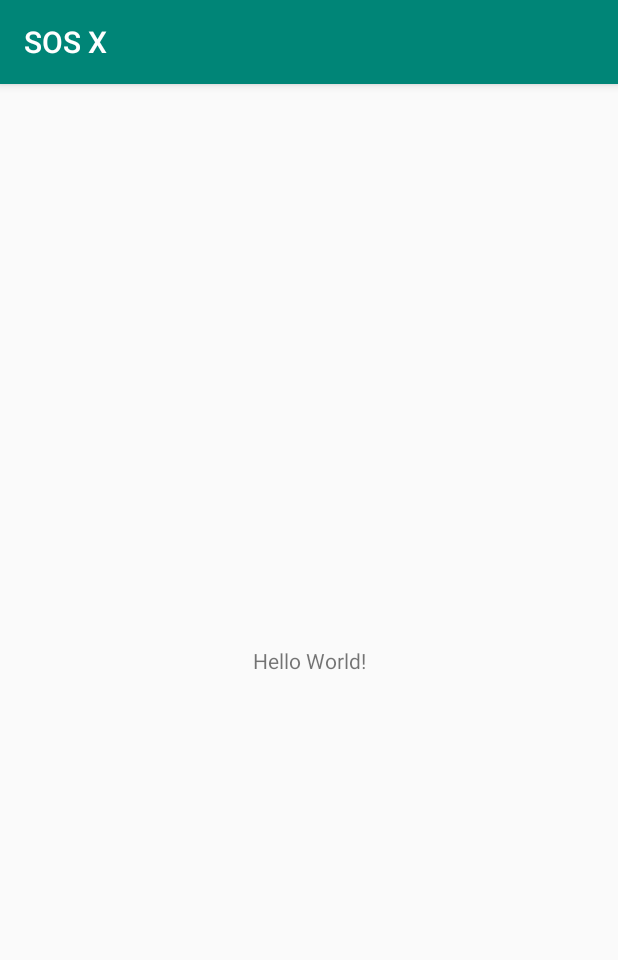
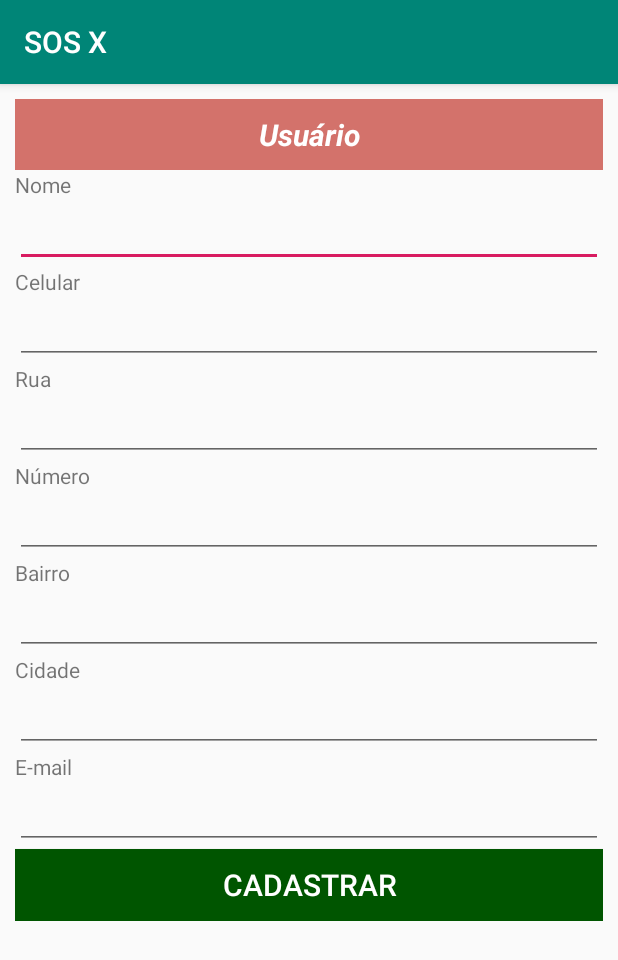
Before and after one commit to kairiroberto/sos, an Android app: the UserAddActivity screen opened directly, with no data from a screen before it, on a phone screen of 412 x 824 dp. Shown: the top 960 px of the screen. Run offline under Robolectric (Android 15) with nearby library versions, the phone set to English and light mode, and no system bars.

Commit message:
Add files via upload

```diff
--- a/ANDROID/src/main/AndroidManifest.xml
+++ b/ANDROID/src/main/AndroidManifest.xml
@@ -12,6 +12,8 @@
     <uses-permission android:name="android.permission.ACCESS_COARSE_LOCATION" />
     <uses-permission android:name="android.permission.READ_PHONE_STATE" />
     <uses-permission android:name="android.permission.INTERNET" />
+    <uses-permission android:name="android.permission.RECEIVE_BOOT_COMPLETED" />
+    <uses-permission android:name="android.permission.ACCESS_NOTIFICATION_POLICY"/>
 
     <application
         android:allowBackup="true"
--- a/ANDROID/src/main/java/com/roberto/myapplication/MainActivity.java
+++ b/ANDROID/src/main/java/com/roberto/myapplication/MainActivity.java
@@ -55,16 +55,19 @@ public class MainActivity extends AppCompatActivity {
 
         if (ActivityCompat.checkSelfPermission(this, Manifest.permission.ACCESS_FINE_LOCATION) != PackageManager.PERMISSION_GRANTED
                 && ActivityCompat.checkSelfPermission(this, Manifest.permission.ACCESS_COARSE_LOCATION) != PackageManager.PERMISSION_GRANTED
-                && ActivityCompat.checkSelfPermission(this, Manifest.permission.READ_PHONE_STATE) != PackageManager.PERMISSION_GRANTED) {
+                && ActivityCompat.checkSelfPermission(this, Manifest.permission.READ_PHONE_STATE) != PackageManager.PERMISSION_GRANTED
+                && ActivityCompat.checkSelfPermission(this, Manifest.permission.ACCESS_NOTIFICATION_POLICY) != PackageManager.PERMISSION_GRANTED) {
             // TODO: Consider calling
             if (ActivityCompat.shouldShowRequestPermissionRationale(this, Manifest.permission.ACCESS_FINE_LOCATION)
                     && ActivityCompat.shouldShowRequestPermissionRationale(this, Manifest.permission.ACCESS_COARSE_LOCATION)
-                    && ActivityCompat.shouldShowRequestPermissionRationale(this, Manifest.permission.READ_PHONE_STATE)) {
+                    && ActivityCompat.shouldShowRequestPermissionRationale(this, Manifest.permission.READ_PHONE_STATE)
+                    && ActivityCompat.shouldShowRequestPermissionRationale(this, Manifest.permission.ACCESS_NOTIFICATION_POLICY)) {
             } else {
                 ActivityCompat.requestPermissions(this,
                         new String[]{Manifest.permission.READ_PHONE_STATE,
                                 Manifest.permission.ACCESS_COARSE_LOCATION,
-                                Manifest.permission.ACCESS_FINE_LOCATION},
+                                Manifest.permission.ACCESS_FINE_LOCATION,
+                                Manifest.permission.ACCESS_NOTIFICATION_POLICY},
                         2);
             }
         }
--- a/ANDROID/src/main/java/com/roberto/myapplication/SosAddActivity.java
+++ b/ANDROID/src/main/java/com/roberto/myapplication/SosAddActivity.java
@@ -122,10 +122,12 @@ public class SosAddActivity extends AppCompatActivity implements View.OnClickLis
     protected void onResume() {
         super.onResume();
         if (ActivityCompat.checkSelfPermission(this, Manifest.permission.ACCESS_FINE_LOCATION) != PackageManager.PERMISSION_GRANTED
-                && ActivityCompat.checkSelfPermission(this, Manifest.permission.ACCESS_COARSE_LOCATION) != PackageManager.PERMISSION_GRANTED) {
+                && ActivityCompat.checkSelfPermission(this, Manifest.permission.ACCESS_COARSE_LOCATION) != PackageManager.PERMISSION_GRANTED
+                && ActivityCompat.checkSelfPermission(this, Manifest.permission.READ_PHONE_STATE) != PackageManager.PERMISSION_GRANTED) {
             // TODO: Consider calling
             if (ActivityCompat.shouldShowRequestPermissionRationale(this, Manifest.permission.ACCESS_FINE_LOCATION)
-                    && ActivityCompat.shouldShowRequestPermissionRationale(this, Manifest.permission.ACCESS_COARSE_LOCATION)) {
+                    && ActivityCompat.shouldShowRequestPermissionRationale(this, Manifest.permission.ACCESS_COARSE_LOCATION)
+                    && ActivityCompat.shouldShowRequestPermissionRationale(this, Manifest.permission.READ_PHONE_STATE)) {
             } else {
                 ActivityCompat.requestPermissions(this,
                         new String[]{Manifest.permission.READ_PHONE_STATE,
--- a/ANDROID/src/main/java/com/roberto/myapplication/UserAddActivity.java
+++ b/ANDROID/src/main/java/com/roberto/myapplication/UserAddActivity.java
@@ -9,7 +9,7 @@ public class UserAddActivity  extends AppCompatActivity {
     @Override
     protected void onCreate(Bundle savedInstanceState) {
         super.onCreate(savedInstanceState);
-        setContentView(R.layout.activity_main);
+        setContentView(R.layout.activity_user_add);
     }
 
 }
--- a/ANDROID/src/main/java/com/roberto/myapplication/controller/IntentServiceSos.java
+++ b/ANDROID/src/main/java/com/roberto/myapplication/controller/IntentServiceSos.java
@@ -1,5 +1,6 @@
 package com.roberto.myapplication.controller;
 
+import android.Manifest;
 import android.app.AlertDialog;
 import android.app.IntentService;
 import android.app.Notification;
@@ -11,14 +12,19 @@ import android.app.TaskStackBuilder;
 import android.content.Intent;
 import android.content.Context;
 import android.content.SharedPreferences;
+import android.content.pm.PackageManager;
+import android.location.LocationManager;
 import android.net.ConnectivityManager;
 import android.net.NetworkInfo;
 import android.os.Build;
 import android.os.IBinder;
+import android.support.v4.app.ActivityCompat;
 import android.support.v4.app.NotificationCompat;
 import android.support.v4.app.NotificationManagerCompat;
 import android.util.Log;
 import android.widget.Toast;
+
+import com.roberto.myapplication.MainActivity;
 
 public class IntentServiceSos extends Service {
 
@@ -44,6 +50,15 @@ public class IntentServiceSos extends Service {
         if (isConnected) {
             Log.i("SERVICO", "Listas atualizadas");
 
+            NotificationCompat.Builder mBuilder = new NotificationCompat.Builder(this)
+                    .setSmallIcon(android.support.v4.R.drawable.notification_icon_background)
+                    .setContentTitle("My notification")
+                    .setContentText("Hello World!");
+            PendingIntent resultPendingIntent = PendingIntent.getService(this, 0, intent, PendingIntent.FLAG_UPDATE_CURRENT);
+            mBuilder.setContentIntent(resultPendingIntent);
+            NotificationManager mNotificationManager = (NotificationManager) getSystemService(Context.NOTIFICATION_SERVICE);
+            mNotificationManager.notify(1, mBuilder.build());
+
             AsyncDaoController asyncDaoController = new AsyncDaoController(this, SOS, LISTAR);
             asyncDaoController.execute();
             SharedPreferences sharedPreferences = getSharedPreferences("ACESSO", Context.MODE_PRIVATE);
--- /dev/null
+++ b/ANDROID/src/main/res/layout/activity_user_add.xml
@@ -0,0 +1,112 @@
+<?xml version="1.0" encoding="utf-8"?>
+<ScrollView xmlns:android="http://schemas.android.com/apk/res/android"
+    android:layout_width="fill_parent"
+    android:layout_height="fill_parent"
+    android:layout_margin="10dp">
+
+    <LinearLayout
+        android:layout_width="match_parent"
+        android:layout_height="wrap_content"
+        android:orientation="vertical">
+
+        <TextView
+            android:layout_width="match_parent"
+            android:layout_height="wrap_content"
+            android:background="#D3726B"
+            android:gravity="center_vertical|center_horizontal"
+            android:padding="10dp"
+            android:text="Usuário"
+            android:textAlignment="center"
+            android:textColor="#FFFFFF"
+            android:textSize="20sp"
+            android:textStyle="bold|italic" />
+
+        <TextView
+            android:layout_width="match_parent"
+            android:layout_height="wrap_content"
+            android:text="Nome" />
+
+        <EditText
+            android:id="@+id/etNomeUsu"
+            android:layout_width="match_parent"
+            android:layout_height="wrap_content"
+            android:text="" />
+
+        <TextView
+            android:layout_width="match_parent"
+            android:layout_height="wrap_content"
+            android:text="Celular" />
+
+        <EditText
+            android:id="@+id/etCelularUsu"
+            android:layout_width="match_parent"
+            android:layout_height="wrap_content"
+            android:text="" />
+
+        <TextView
+            android:layout_width="match_parent"
+            android:layout_height="wrap_content"
+            android:text="Rua" />
+
+        <EditText
+            android:id="@+id/etRuaUsu"
+            android:layout_width="match_parent"
+            android:layout_height="wrap_content"
+            android:text="" />
+
+        <TextView
+            android:layout_width="match_parent"
+            android:layout_height="wrap_content"
+            android:text="Número" />
+
+        <EditText
+            android:id="@+id/etNumeroUsu"
+            android:layout_width="match_parent"
+            android:layout_height="wrap_content"
+            android:text="" />
+
+        <TextView
+            android:layout_width="match_parent"
+            android:layout_height="wrap_content"
+            android:text="Bairro" />
+
+        <EditText
+            android:id="@+id/etBairroUsu"
+            android:layout_width="match_parent"
+            android:layout_height="wrap_content"
+            android:text="" />
+
+        <TextView
+            android:layout_width="match_parent"
+            android:layout_height="wrap_content"
+            android:text="Cidade" />
+
+        <EditText
+            android:id="@+id/etCidadeUso"
+            android:layout_width="match_parent"
+            android:layout_height="wrap_content"
+            android:text="" />
+
+        <TextView
+            android:layout_width="match_parent"
+            android:layout_height="wrap_content"
+            android:text="E-mail" />
+
+        <EditText
+            android:id="@+id/etEmailUso"
+            android:layout_width="match_parent"
+            android:layout_height="wrap_content"
+            android:text="" />
+
+        <Button
+            android:id="@+id/bCadastrarUsu"
+            android:layout_width="match_parent"
+            android:layout_height="wrap_content"
+            android:background="#005500"
+            android:text="Cadastrar"
+            android:textColor="#FFFFFF"
+            android:textSize="20sp" />
+
+    </LinearLayout>
+
+</ScrollView>
```
